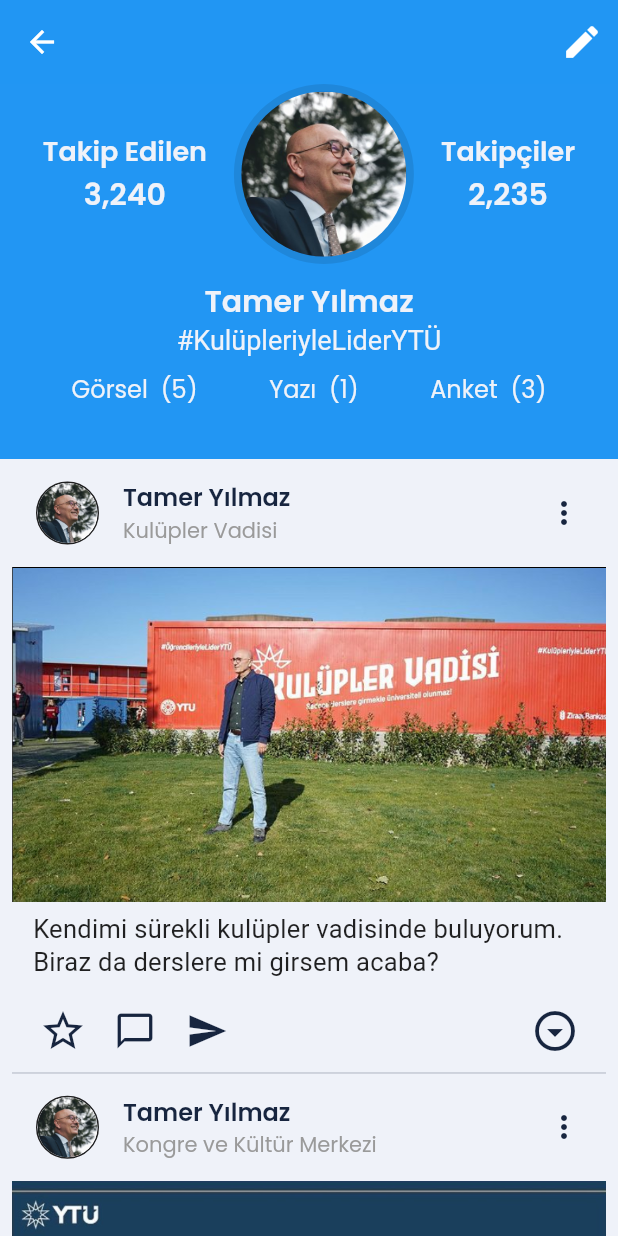
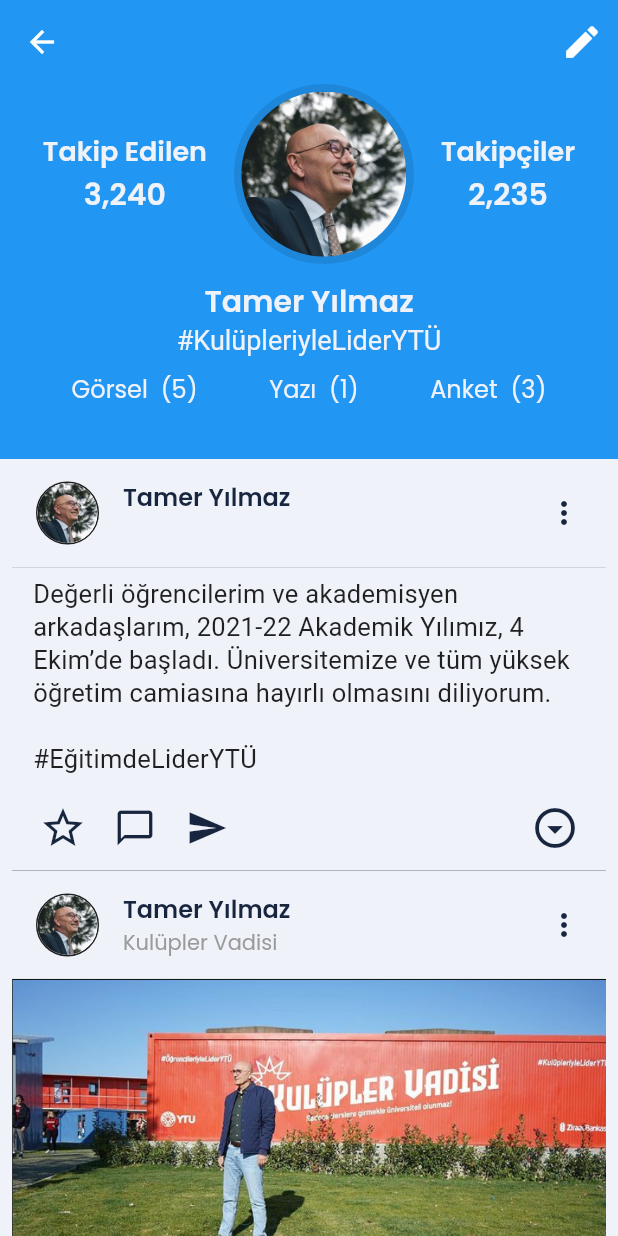
Before and after one commit to enesbilik/sky-mint, a Flutter app: the ProfilePage screen opened directly, on a phone screen of 412 x 824 dp. Run offline on Flutter 3.47's test engine with Material 2 defaults, Android fonts, the phone set to English and light mode, and no system bars; our stand-ins replace google_maps_flutter, salomon_bottom_bar, table_calendar; missing offline and left inert: expendable_fab.

Commit message:
quick fix

```diff
--- a/lib/models/post_model.dart
+++ b/lib/models/post_model.dart
@@ -21,7 +21,7 @@
     subTitle: "",
     profilePhoto: "assets/profiles/tamer.jpg",
     context:
-        "Değerli öğrencilerim ve akademisyen arkadaşlarım, 2020-21 Akademik Yılımız, 5 Ekim’de başladı. Üniversitemize ve tüm yüksek öğretim camiasına hayırlı olmasını diliyorum.\n\n#EğitimdeLiderYTÜ",
+        "Değerli öğrencilerim ve akademisyen arkadaşlarım, 2021-22 Akademik Yılımız, 4 Ekim’de başladı. Üniversitemize ve tüm yüksek öğretim camiasına hayırlı olmasını diliyorum.\n\n#EğitimdeLiderYTÜ",
   ),
   PostModel(
       title: "Tamer Yılmaz",
--- a/lib/view/profile_page.dart
+++ b/lib/view/profile_page.dart
@@ -17,7 +17,7 @@
   void initState() {
     listOfTamerPosts.addAll(
       listOfPost.where(
-        (post) => post.title == "Tamer Yılmaz" && post.image != null,
+        (post) => post.title == "Tamer Yılmaz",
       ),
     );
     super.initState();
```
